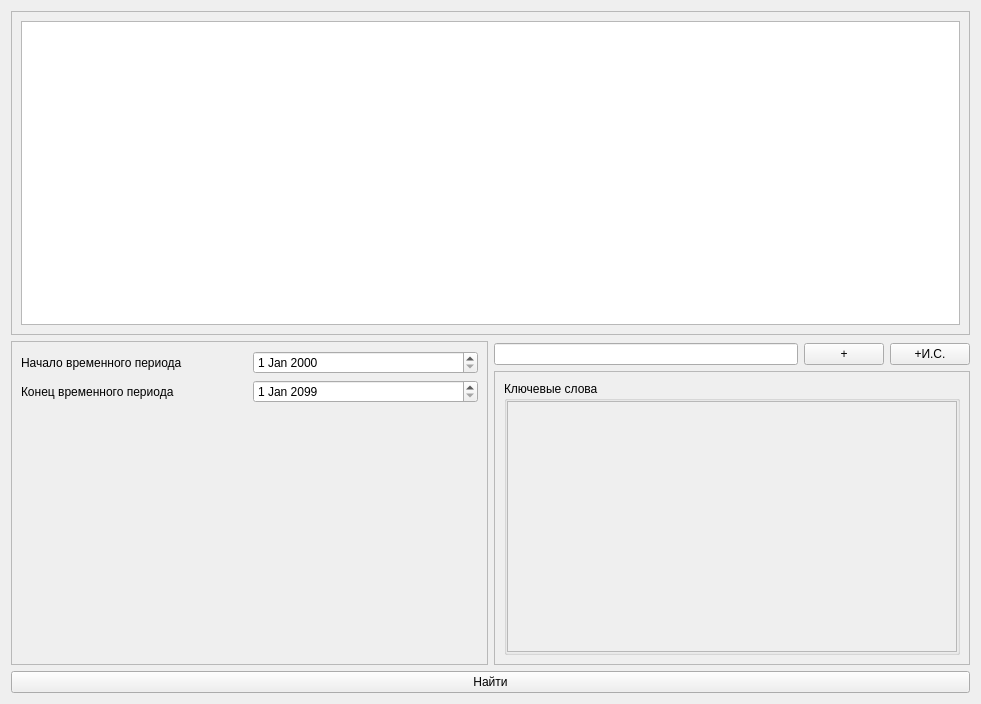
Old version of the form timeline.ui in the repository user160244980349/VAST2014.
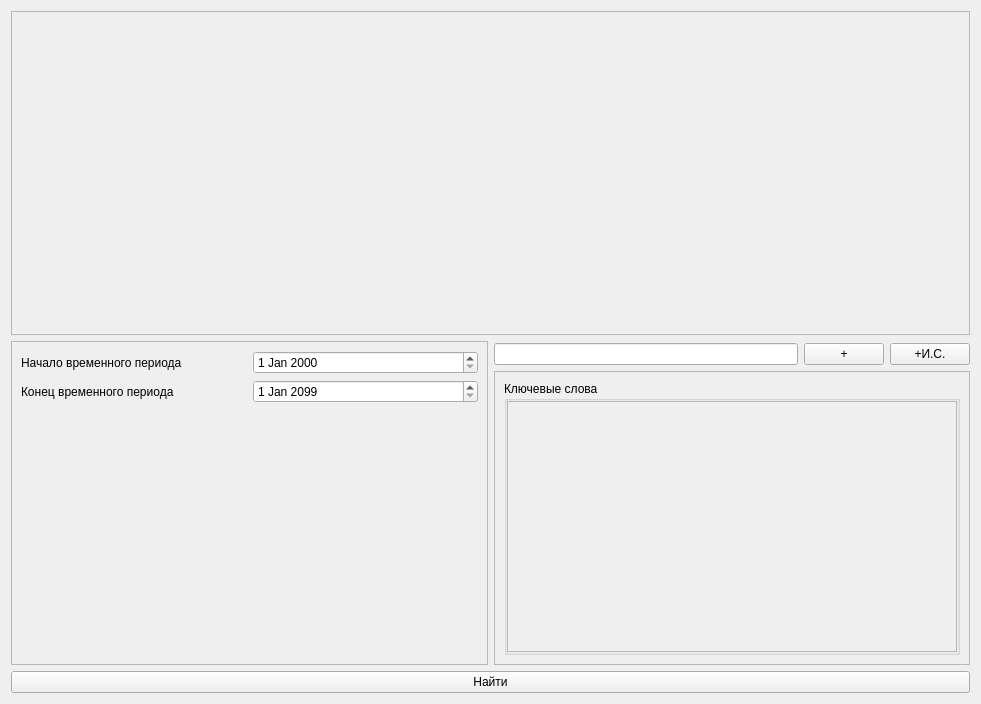
New version of the form.

What changed in the file:
```diff
--- a/timeline.ui
+++ b/timeline.ui
@@ -31,8 +31,20 @@
          </rect>
         </property>
         <layout class="QVBoxLayout" name="verticalLayout_2">
+         <property name="leftMargin">
+          <number>0</number>
+         </property>
+         <property name="topMargin">
+          <number>0</number>
+         </property>
+         <property name="rightMargin">
+          <number>0</number>
+         </property>
+         <property name="bottomMargin">
+          <number>0</number>
+         </property>
          <item>
-          <widget class="QTableWidget" name="tblResults"/>
+          <layout class="QVBoxLayout" name="vlMlpLayout"/>
          </item>
         </layout>
        </widget>
```
